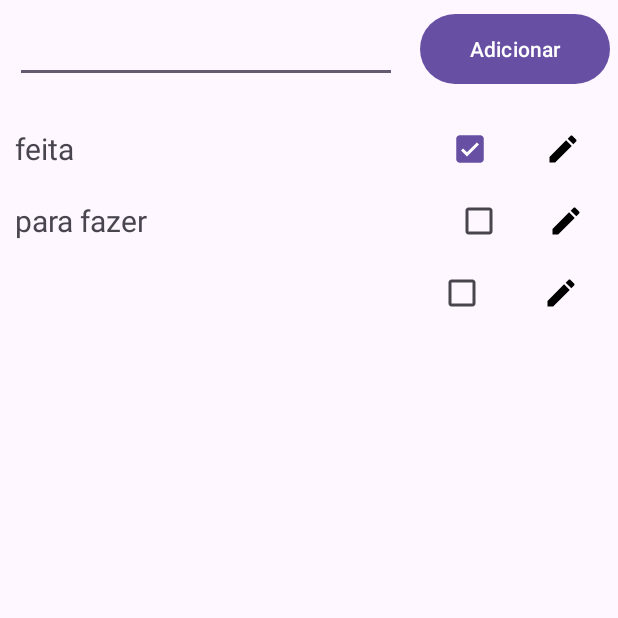
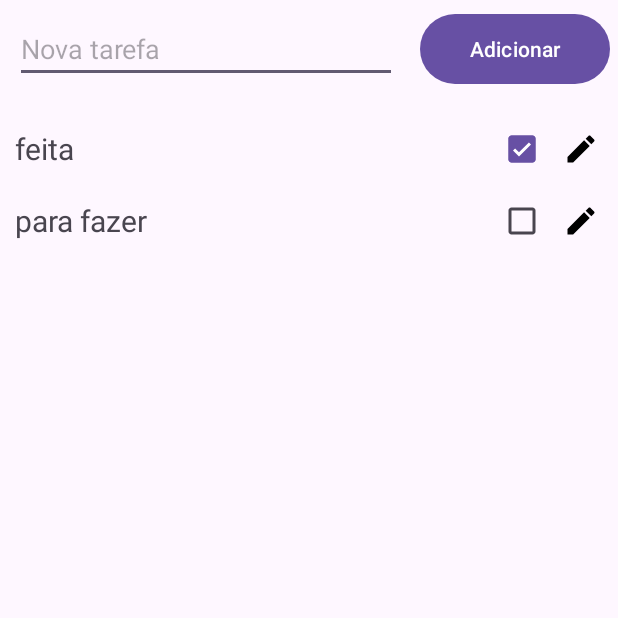
Before and after one commit to carvalho-daniel/android, an Android app: the screen it shows after launch (MainActivity), after a tap on "Adicionar", on a phone screen of 412 x 824 dp, the top half of it. Run offline under Robolectric (Android 15) with nearby library versions, the phone set to English and light mode, and no system bars.

Commit message:
Correções ( Tarefa vazia e espaçamento )

```diff
--- a/ToDoList/app/src/main/java/com/example/todolist/MainActivity.java
+++ b/ToDoList/app/src/main/java/com/example/todolist/MainActivity.java
@@ -53,10 +53,16 @@ public class MainActivity extends AppCompatActivity {
         TextView titulo = findViewById(R.id.tituloTarefa);
         String tituloTarefa = titulo.getText().toString();
 
-        tarefaList.add(new Tarefa(tituloTarefa, false));
-        tarefaAdapter.notifyItemInserted(tarefaList.size() - 1);
+        if(!tituloTarefa.isEmpty()) {
+            tarefaList.add(new Tarefa(tituloTarefa, false));
+            tarefaAdapter.notifyItemInserted(tarefaList.size() - 1);
 
-        titulo.setText("");
+            titulo.setText("");
+        } else {
+            Toast.makeText(getApplicationContext(), "O título da tarefa não pode ser vazio!", Toast.LENGTH_SHORT).show();
+        }
+
+
     }
 
     public static void excluir(int p) {
--- a/ToDoList/app/src/main/res/layout/activity_main.xml
+++ b/ToDoList/app/src/main/res/layout/activity_main.xml
@@ -25,7 +25,8 @@
             android:layout_width="match_parent"
             android:layout_height="match_parent"
             android:layout_weight="1"
-            android:layout_margin="10dp"/>
+            android:layout_margin="10dp"
+            android:hint="Nova tarefa"/>
 
         <Button
             android:id="@+id/adicionar"
--- a/ToDoList/app/src/main/res/layout/item_tarefa.xml
+++ b/ToDoList/app/src/main/res/layout/item_tarefa.xml
@@ -2,7 +2,8 @@
 <LinearLayout xmlns:android="http://schemas.android.com/apk/res/android"
     android:orientation="horizontal"
     android:layout_width="match_parent"
-    android:layout_height="wrap_content">
+    android:layout_height="wrap_content"
+    >
 
     <TextView
         android:id="@+id/nomeTarefa"
@@ -14,12 +15,16 @@
         android:longClickable="true"
         android:layout_weight="10"/>
 
-
+    <LinearLayout
+        android:orientation="horizontal"
+        android:layout_width="wrap_content"
+        android:layout_height="wrap_content">
         <CheckBox
             android:id="@+id/check"
             android:layout_width="wrap_content"
             android:layout_height="wrap_content"
-        android:layout_weight="1"/>
+            android:layout_weight="1"
+            />
 
         <ImageButton
             android:id="@+id/editar"
@@ -28,4 +33,10 @@
             android:layout_weight="1"
             android:backgroundTint="#004BA667"
             android:src="@drawable/editar"/>
+
+
     </LinearLayout>
+
+
+
+</LinearLayout>
```
Lines whose indentation alone changed are shown as unchanged.
